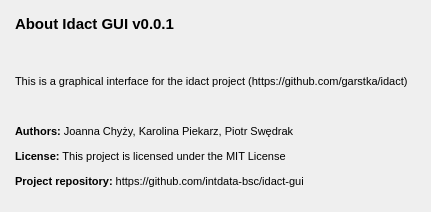
Old version of the form gui/widgets_templates/about.ui in the repository intdata-bsc/idact-gui.
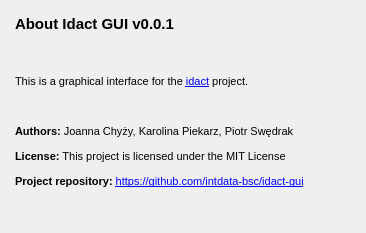
New version of the form.

Commit message: Add links to about and help

The edit to the form file:
```diff
--- a/gui/widgets_templates/about.ui
+++ b/gui/widgets_templates/about.ui
@@ -6,8 +6,8 @@
    <rect>
     <x>0</x>
     <y>0</y>
-    <width>431</width>
-    <height>212</height>
+    <width>366</width>
+    <height>233</height>
    </rect>
   </property>
   <property name="windowTitle">
@@ -38,11 +38,14 @@
 &lt;/style&gt;&lt;/head&gt;&lt;body style=&quot; font-family:'MS Shell Dlg 2'; font-size:8.25pt; font-weight:400; font-style:normal;&quot;&gt;
 &lt;p style=&quot; margin-top:12px; margin-bottom:12px; margin-left:0px; margin-right:0px; -qt-block-indent:0; text-indent:0px;&quot;&gt;&lt;span style=&quot; font-size:11pt; font-weight:600;&quot;&gt;About Idact GUI v0.0.1&lt;/span&gt;&lt;/p&gt;
 &lt;p style=&quot;-qt-paragraph-type:empty; margin-top:12px; margin-bottom:12px; margin-left:0px; margin-right:0px; -qt-block-indent:0; text-indent:0px; font-size:11pt; font-weight:600;&quot;&gt;&lt;br /&gt;&lt;/p&gt;
-&lt;p style=&quot; margin-top:12px; margin-bottom:12px; margin-left:0px; margin-right:0px; -qt-block-indent:0; text-indent:0px;&quot;&gt;This is a graphical interface for the idact project (https://github.com/garstka/idact)&lt;/p&gt;
+&lt;p style=&quot; margin-top:12px; margin-bottom:12px; margin-left:0px; margin-right:0px; -qt-block-indent:0; text-indent:0px;&quot;&gt;This is a graphical interface for the &lt;a href=&quot;https://github.com/garstka/idact&quot;&gt;&lt;span style=&quot; font-size:8pt; text-decoration: underline; color:#0000ff;&quot;&gt;idact&lt;/span&gt;&lt;/a&gt; project.&lt;/p&gt;
 &lt;p style=&quot;-qt-paragraph-type:empty; margin-top:12px; margin-bottom:12px; margin-left:0px; margin-right:0px; -qt-block-indent:0; text-indent:0px;&quot;&gt;&lt;br /&gt;&lt;/p&gt;
 &lt;p style=&quot; margin-top:12px; margin-bottom:12px; margin-left:0px; margin-right:0px; -qt-block-indent:0; text-indent:0px;&quot;&gt;&lt;span style=&quot; font-weight:600;&quot;&gt;Authors:&lt;/span&gt; Joanna Chyży, Karolina Piekarz, Piotr Swędrak&lt;/p&gt;
 &lt;p style=&quot; margin-top:12px; margin-bottom:12px; margin-left:0px; margin-right:0px; -qt-block-indent:0; text-indent:0px;&quot;&gt;&lt;span style=&quot; font-weight:600;&quot;&gt;License:&lt;/span&gt; This project is licensed under the MIT License&lt;/p&gt;
-&lt;p style=&quot; margin-top:12px; margin-bottom:12px; margin-left:0px; margin-right:0px; -qt-block-indent:0; text-indent:0px;&quot;&gt;&lt;span style=&quot; font-weight:600;&quot;&gt;Project repository:&lt;/span&gt; https://github.com/intdata-bsc/idact-gui&lt;/p&gt;&lt;/body&gt;&lt;/html&gt;</string>
+&lt;p style=&quot; margin-top:12px; margin-bottom:12px; margin-left:0px; margin-right:0px; -qt-block-indent:0; text-indent:0px;&quot;&gt;&lt;span style=&quot; font-weight:600;&quot;&gt;Project repository:&lt;/span&gt; &lt;a href=&quot;https://github.com/intdata-bsc/idact-gui&quot;&gt;&lt;span style=&quot; font-size:8pt; text-decoration: underline; color:#0000ff;&quot;&gt;https://github.com/intdata-bsc/idact-gui&lt;/span&gt;&lt;/a&gt;&lt;/p&gt;&lt;/body&gt;&lt;/html&gt;</string>
+     </property>
+     <property name="openExternalLinks">
+      <bool>true</bool>
      </property>
     </widget>
    </item>
```
The commit also changes 1 other file.
